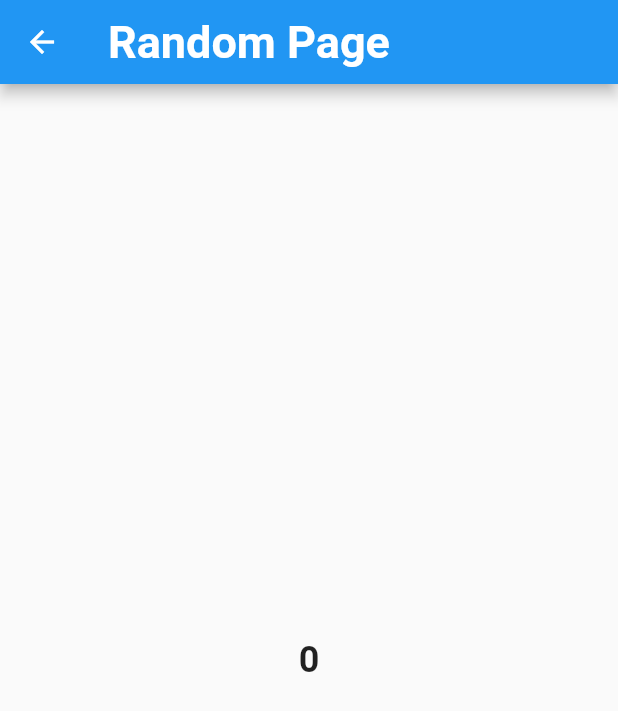
After one commit to qinyanjuidavid/Flutter-All-Round, a Flutter app: the RandomPage screen opened by its route, on a phone screen of 412 x 824 dp. The commit adds this screen. Shown: the top 711 px of the screen. Run offline on Flutter 3.47's test engine with Material 2 defaults, Android fonts, the phone set to English and light mode, and no system bars; missing offline and left inert: dart:html, dart:js.

Commit message:
:fire: routing and  navigations

```diff
--- a/lib/configs/routes.dart
+++ b/lib/configs/routes.dart
@@ -12,6 +12,8 @@ import 'package:pro1/views/home.dart';
 import 'package:pro1/views/orientations_and_mediaquery.dart';
 import 'package:pro1/views/provider_contact_screen.dart';
 import 'package:pro1/views/provider_screen.dart';
+import 'package:pro1/views/random_routing_screen.dart';
+import 'package:pro1/views/routing_and_navigation.dart';
 import 'package:pro1/views/scrolling_and_constraints.dart';
 import 'package:pro1/views/set_state.dart';
 import 'package:pro1/views/stacked_and_positioned_screen.dart';
@@ -43,4 +45,6 @@ final appRoutes = {
   "providercounter/": (context) => ProviderScreen(),
   "contacts/": (context) => ContactScreen(),
   "newcontact/": (context) => NewContactView(),
+  "routing/": (context) => const RoutingHomePage(),
+  "random/": (context) => const RandomPage(),
 };
--- /dev/null
+++ b/lib/views/random_routing_screen.dart
@@ -0,0 +1,39 @@
+import 'dart:math';
+
+import "package:flutter/material.dart";
+
+class RandomPage extends StatelessWidget {
+  const RandomPage({Key? key}) : super(key: key);
+
+  @override
+  Widget build(BuildContext context) {
+    return SafeArea(
+      child: Scaffold(
+        appBar: AppBar(
+          leading: IconButton(
+            onPressed: () {},
+            icon: const Icon(
+              Icons.arrow_back,
+            ),
+          ),
+          title: const Text(
+            "Random Page",
+            style: TextStyle(
+              fontWeight: FontWeight.bold,
+              fontSize: 30,
+            ),
+          ),
+        ),
+        body: Center(
+          child: Text(
+            "${Random().nextInt(20)}",
+            style: const TextStyle(
+              fontWeight: FontWeight.bold,
+              fontSize: 24,
+            ),
+          ),
+        ),
+      ),
+    );
+  }
+}
--- a/pubspec.yaml
+++ b/pubspec.yaml
@@ -32,6 +32,7 @@ dependencies:
   flutter:
     sdk: flutter
   provider: ^6.0.4
+  uuid: ^3.0.6
 
   # The following adds the Cupertino Icons font to your application.
   # Use with the CupertinoIcons class for iOS style icons.
```
Also changed, not shown: lib/configs/routing.dart (added, +31 -0 lines), lib/views/home.dart (+14 -0 lines), lib/views/provider_contact_screen.dart (+9 -7 lines), lib/views/routing_and_navigation.dart (added, +39 -0 lines), pubspec.lock.
